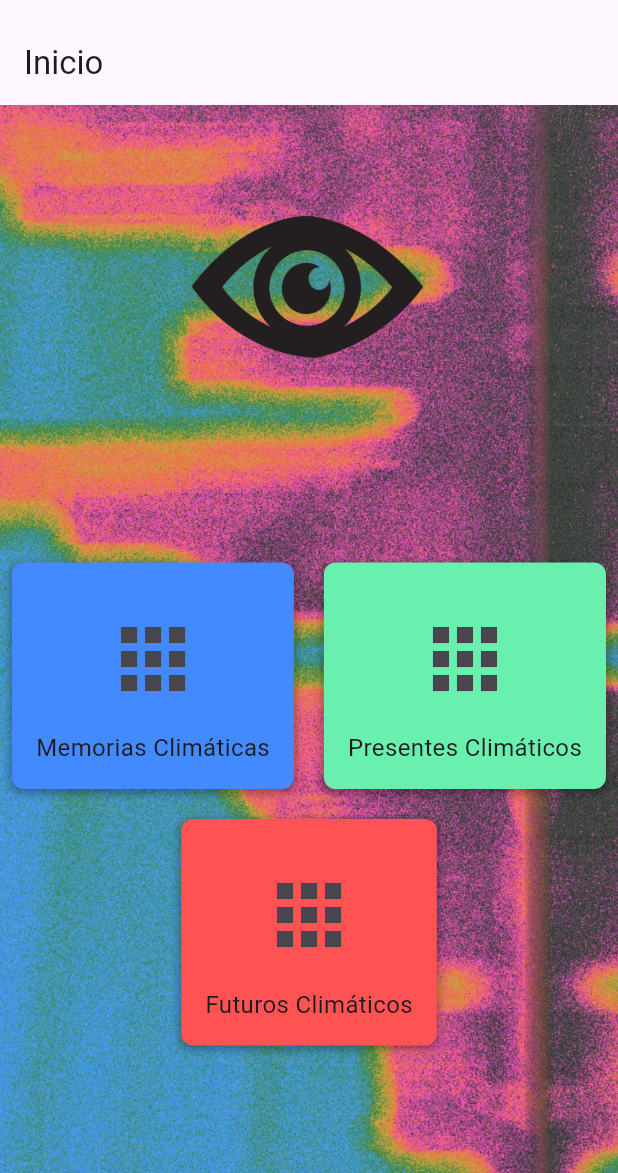
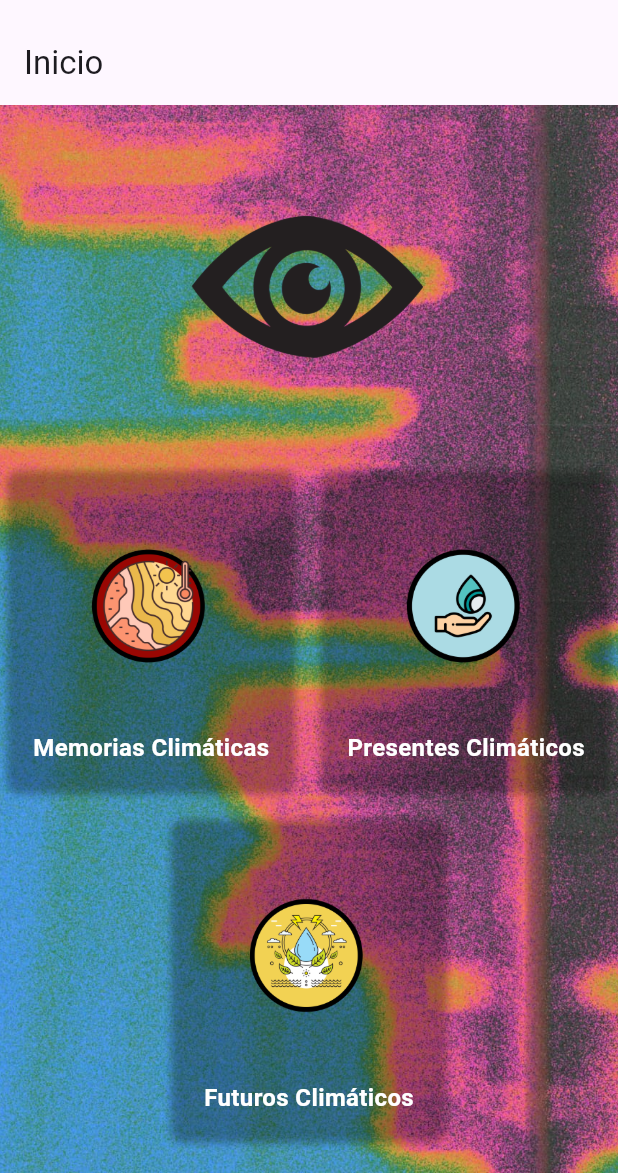
Before and after one commit to Zycky/Geoescopio, a Flutter app: the screen it shows after launch, on a phone screen of 412 x 824 dp, the part 63-1236 px from its top. Run offline on Flutter 3.47's test engine with Material 3 defaults, Android fonts, the phone set to English and light mode, and no system bars; our stand-ins replace concentric_transition, sidebarx.

Commit message:
cambio de iconos

```diff
--- a/lib/routes/home_page.dart
+++ b/lib/routes/home_page.dart
@@ -30,29 +30,23 @@ class HomePage extends StatelessWidget {
                   runSpacing: 20, // Espacio vertical entre las filas de elementos
                   alignment: WrapAlignment.center, // Alineación horizontal
                   children: [
-                    _buildIconButtonContainer(
-                      icon: Icons.apps,
+                    _buildImageButton(
+                      imagePath: 'assets/img/memorias-climaticas.png', // Ruta a la imagen para Aplicación 1
                       label: 'Memorias Climáticas',
-                      color: Colors.blueAccent, // Color de fondo del contenedor
-                      onPressed: () {
-                        _launchURL('https://tageo.maps.arcgis.com/apps/instant/slider/index.html?appid=8c8bb3b4c62b4707b93f64cd40bfb3dd'); // URL para Aplicación 1
-                      },
+                      color: const Color.fromARGB(0, 68, 137, 255), // Color de fondo del contenedor
+                      url: 'https://tageo.maps.arcgis.com/apps/instant/slider/index.html?appid=8c8bb3b4c62b4707b93f64cd40bfb3dd', // URL para Aplicación 1
                     ),
-                    _buildIconButtonContainer(
-                      icon: Icons.apps,
+                    _buildImageButton(
+                      imagePath: 'assets/img/presentes-climaticos.png', // Ruta a la imagen para Aplicación 2
                       label: 'Presentes Climáticos',
-                      color: Colors.greenAccent, // Color de fondo del contenedor
-                      onPressed: () {
-                        _launchURL('https://google.com'); // URL para Aplicación 2
-                      },
+                      color: const Color.fromARGB(0, 105, 240, 175), // Color de fondo del contenedor
+                      url: 'https://google.com', // URL para Aplicación 2
                     ),
-                    _buildIconButtonContainer(
-                      icon: Icons.apps,
+                    _buildImageButton(
+                      imagePath: 'assets/img/futuros-climaticos.png', // Ruta a la imagen para Aplicación 3
                       label: 'Futuros Climáticos',
-                      color: Colors.redAccent, // Color de fondo del contenedor
-                      onPressed: () {
-                        _launchURL('https://google.com'); // URL para Aplicación 3
-                      },
+                      color: const Color.fromARGB(0, 255, 82, 82), // Color de fondo del contenedor
+                      url: 'https://google.com', // URL para Aplicación 3
                     ),
                   ],
                 ),
@@ -64,12 +58,12 @@ class HomePage extends StatelessWidget {
     );
   }
 
-  // Widget para construir un contenedor alrededor del IconButtonWithText
-  Widget _buildIconButtonContainer({
-    required IconData icon,
+  // Widget para construir un contenedor alrededor de una imagen con hipervínculo
+  Widget _buildImageButton({
+    required String imagePath,
     required String label,
     required Color color,
-    required VoidCallback onPressed,
+    required String url,
   }) {
     return Container(
       padding: EdgeInsets.all(16), // Espaciado interno
@@ -88,11 +82,22 @@ class HomePage extends StatelessWidget {
       child: Column(
         mainAxisSize: MainAxisSize.min,
         children: [
+          GestureDetector(
+            onTap: () => _launchURL(url), // Abre la URL cuando se toca la imagen
+            child: Image.asset(
+              imagePath,
+              width: 150, // Ajusta el tamaño de la imagen
+              height: 150, // Ajusta el tamaño de la imagen
+            ),
+          ),
           SizedBox(height: 8),
-          IconButtonWithText(
-            icon: icon,
-            label: label,
-            onPressed: onPressed,
+          Text(
+            label,
+            style: TextStyle(
+              fontSize: 16,
+              color: Colors.white,
+              fontWeight: FontWeight.bold
+              ),
           ),
         ],
       ),
@@ -107,39 +112,6 @@ class HomePage extends StatelessWidget {
     } else {
       throw 'No se pudo abrir la URL: $url';
     }
-  }
-}
-
-// Widget personalizado para IconButton con texto debajo
-class IconButtonWithText extends StatelessWidget {
-  final IconData icon;
-  final String label;
-  final VoidCallback onPressed;
-
-  const IconButtonWithText({
-    super.key,
-    required this.icon,
-    required this.label,
-    required this.onPressed,
-  });
-
-  @override
-  Widget build(BuildContext context) {
-    return Column(
-      mainAxisSize: MainAxisSize.min,
-      children: [
-        IconButton(
-          icon: Icon(icon),
-          onPressed: onPressed,
-          iconSize: 64,
-        ),
-        SizedBox(height: 8),
-        Text(
-          label,
-          style: TextStyle(fontSize: 16),
-        ),
-      ],
-    );
   }
 }
 
--- a/pubspec.yaml
+++ b/pubspec.yaml
@@ -52,6 +52,9 @@ flutter:
     - assets/img/logopluriversos.png
     - assets/img/concursoanillos.jpg
     - assets/img/pluriverso2.png
+    - assets/img/memorias-climaticas.png
+    - assets/img/presentes-climaticos.png
+    - assets/img/futuros-climaticos.png
 
   # An image asset can refer to one or more resolution-specific "variants", see
   # https://flutter.io/assets-and-images/.
```
Also changed, not shown: assets/img/futuros-climaticos.png (added), assets/img/memorias-climaticas.png (added), assets/img/presentes-climaticos.png (added), pubspec.lock.
